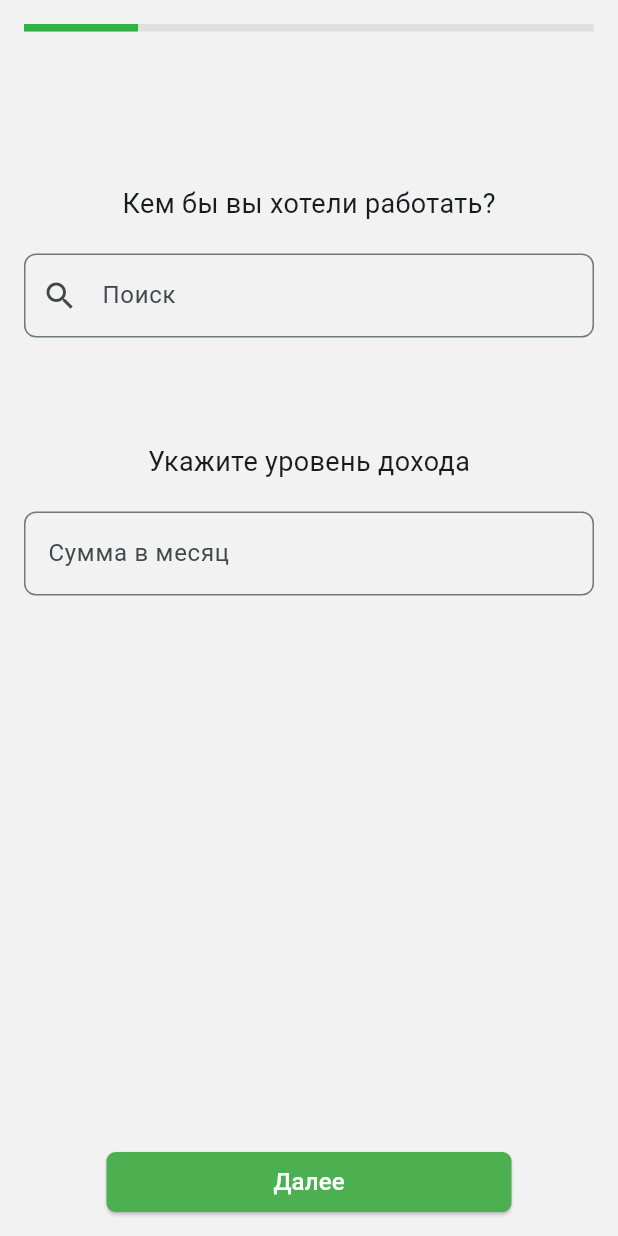
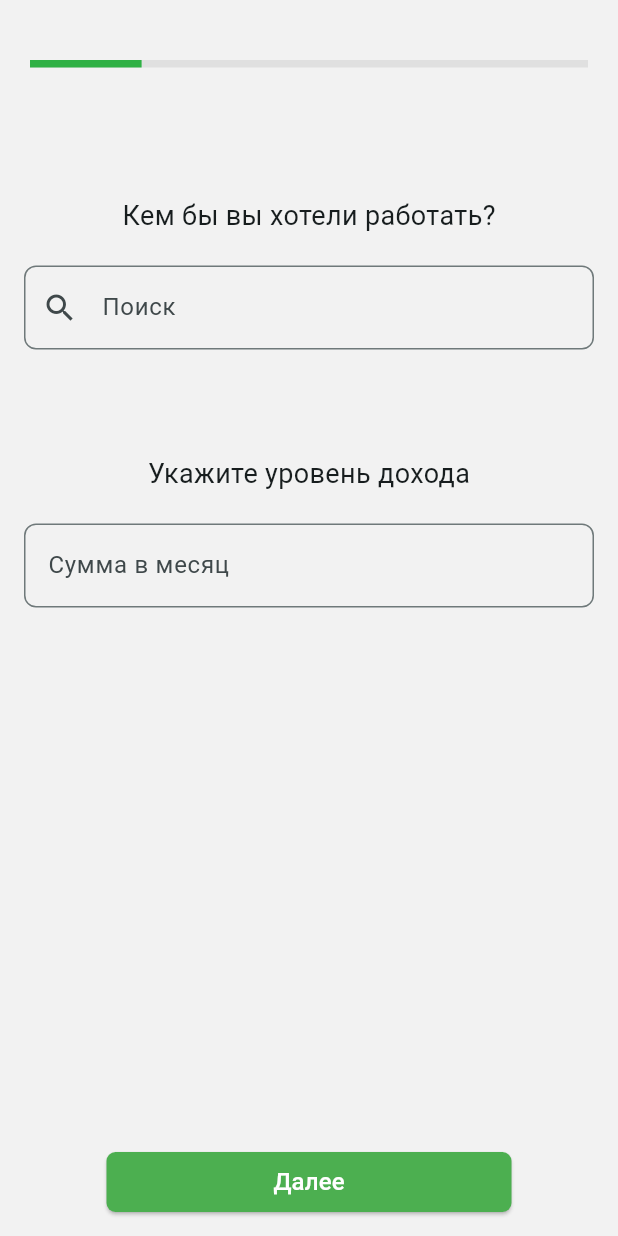
Before and after one commit to vanbyte02/JobEase, a Flutter app: the CreateVacancy screen opened directly, on a phone screen of 412 x 824 dp. Run offline on Flutter 3.47's test engine with Material 3 defaults, Android fonts, the phone set to English and light mode, and no system bars.

Commit message:
17.10.24

```diff
--- a/lib/Employee/CreateVacancy.dart
+++ b/lib/Employee/CreateVacancy/CreateVacancy.dart
@@ -1,4 +1,7 @@
 import 'package:flutter/material.dart';
+import 'package:jobease/Employee/CreateVacancy/Metro.dart';
+import 'package:jobease/Employee/CreateVacancy/Nationality.dart';
+import 'package:jobease/Employee/CreateVacancy/WorkPermit.dart';
 
 class CreateVacancy extends StatefulWidget {
   @override
@@ -21,6 +24,8 @@ class _CreateVacancyState extends State<CreateVacancy> {
         curve: Curves.easeInOut,
       );
     }
+    else if(_currentStep == 5){
+    }
   }
 
   double _getProgress() {
@@ -34,7 +39,8 @@ class _CreateVacancyState extends State<CreateVacancy> {
       body: Column(
         children: [
           Padding(
-            padding: const EdgeInsets.all(16),
+            padding: const EdgeInsets.only(top: 40, left: 20, right: 20),
+
             child: LinearProgressIndicator(
               value: _getProgress(),
               backgroundColor: Colors.grey[300],
@@ -55,7 +61,7 @@ class _CreateVacancyState extends State<CreateVacancy> {
                     crossAxisAlignment: CrossAxisAlignment.start,
                     children: [
                       const SizedBox(height: 70),
-                      Center(
+                      const Center(
                         child: Text(
                           "Кем бы вы хотели работать?",
                           style: TextStyle(fontSize: 18),
@@ -72,7 +78,7 @@ class _CreateVacancyState extends State<CreateVacancy> {
                         ),
                       ),
                       const SizedBox(height: 70),
-                      Center(
+                      const Center(
                         child: Text(
                           "Укажите уровень дохода",
                           style: TextStyle(fontSize: 18),
@@ -136,17 +142,27 @@ class _CreateVacancyState extends State<CreateVacancy> {
                       Row(
                         children: [
                           Radio(
-                            value: 'Мужской',
-                            groupValue: 'Пол',
-                            onChanged: (value) {},
-                          ),
+                              value: 'Мужской',
+                              groupValue: _selectedValue,
+                              onChanged: (value) {
+                                setState(() {
+                                  _selectedValue = value as String;
+                                  _selectedEducationLevel = value;
+                                });
+                              },
+                            ),
                           const Text('Мужской'),
                           const SizedBox(width: 10),
                           Radio(
-                            value: 'Женский',
-                            groupValue: 'Пол',
-                            onChanged: (value) {},
-                          ),
+                              value: 'Женский',
+                              groupValue: _selectedValue,
+                              onChanged: (value) {
+                                setState(() {
+                                  _selectedValue = value as String;
+                                  _selectedEducationLevel = value;
+                                });
+                              },
+                            ),
                           const Text('Женский'),
                         ],
                       ),
@@ -169,7 +185,7 @@ class _CreateVacancyState extends State<CreateVacancy> {
                         ),
                       ),
                       const SizedBox(height: 20),
-                      TextField(
+                      const TextField(
                         decoration: InputDecoration(
                           labelText: 'Город проживания',
                         ),
@@ -178,8 +194,17 @@ class _CreateVacancyState extends State<CreateVacancy> {
                       Row(
                         children: [
                           IconButton(
-                            icon: const Icon(Icons.control_point, size: 20),
-                            onPressed: () {},
+                            icon: const Icon(
+                              Icons.control_point,
+                              size: 20
+                              ),
+                            onPressed: () {
+                        Navigator.push(
+                          context,
+                          MaterialPageRoute(builder: (context) => Metro()
+                                ),
+                              );
+                            },
                           ),
                           const SizedBox(width: 5),
                           const Text('Добавить метро',
@@ -199,8 +224,17 @@ class _CreateVacancyState extends State<CreateVacancy> {
                       Row(
                         children: [
                           IconButton(
-                            icon: const Icon(Icons.control_point, size: 20),
-                            onPressed: () {},
+                            icon: const Icon(
+                              Icons.control_point,
+                              size: 20
+                              ),
+                            onPressed: () {
+                        Navigator.push(
+                          context,
+                          MaterialPageRoute(builder: (context) => Nationality()
+                                ),
+                              );
+                            },
                           ),
                           const SizedBox(width: 5),
                           const Text('Добавить гражданство',
@@ -208,7 +242,7 @@ class _CreateVacancyState extends State<CreateVacancy> {
                           ),
                         ],
                       ),
-                      Divider(
+                      const Divider(
                         color: Color.fromARGB(255, 88, 87, 91),
                         height: 5,
                         thickness: 1,
@@ -225,8 +259,17 @@ class _CreateVacancyState extends State<CreateVacancy> {
                       Row(
                         children: [
                           IconButton(
-                            icon: const Icon(Icons.control_point, size: 20),
-                            onPressed: () {},
+                            icon: const Icon(
+                              Icons.control_point,
+                            size: 20
+                            ),
+                            onPressed: () {
+                        Navigator.push(
+                          context,
+                          MaterialPageRoute(builder: (context) => WorkPermit()
+                                ),
+                              );
+                            },
                           ),
                           const SizedBox(width: 5),
                           const Text('Добавить разрешение',
@@ -234,7 +277,7 @@ class _CreateVacancyState extends State<CreateVacancy> {
                           ),
                         ],
                       ),
-                      Divider(
+                      const Divider(
                         color: Color.fromARGB(255, 88, 87, 91),
                         height: 5,
                         thickness: 1,
@@ -249,7 +292,7 @@ class _CreateVacancyState extends State<CreateVacancy> {
                   child: Column(
                     crossAxisAlignment: CrossAxisAlignment.start,
                     children: [
-                      Center(
+                      const Center(
                         child: Text(
                           "Уровень вашего образования",
                           style: TextStyle(
@@ -258,11 +301,11 @@ class _CreateVacancyState extends State<CreateVacancy> {
                           ),
                         ),
                       ),
-                      SizedBox(height: 20),
+                      const SizedBox(height: 10),
                       Column(
                         children: [
                           ListTile(
-                            title: Text('Среднее'),
+                            title: const Text('Среднее'),
                             leading: Radio(
                               value: 'Среднее',
                               groupValue: _selectedValue,
@@ -274,9 +317,8 @@ class _CreateVacancyState extends State<CreateVacancy> {
                               },
                             ),
                           ),
-                          SizedBox(height: 10),
                           ListTile(
-                            title: Text('Среднее специальное'),
+                            title: const Text('Среднее специальное'),
                             leading: Radio(
                               value: 'Среднее специальное',
                               groupValue: _selectedValue,
@@ -289,9 +331,8 @@ class _CreateVacancyState extends State<CreateVacancy> {
                               },
                             ),
                           ),
-                          SizedBox(height: 10),
                           ListTile(
-                            title: Text('Неоконченное высшее'),
+                            title: const Text('Неоконченное высшее'),
                             leading: Radio(
                               value: 'Неоконченное высшее',
                               groupValue: _selectedValue,
@@ -304,9 +345,8 @@ class _CreateVacancyState extends State<CreateVacancy> {
                               },
                             ),
                           ),
-                          SizedBox(height: 10),
                           ListTile(
-                            title: Text('Высшее'),
+                            title: const Text('Высшее'),
                             leading: Radio(
                               value: 'Высшее',
                               groupValue: _selectedValue,
@@ -319,9 +359,8 @@ class _CreateVacancyState extends State<CreateVacancy> {
                               },
                             ),
                           ),
-                          SizedBox(height: 10),
                           ListTile(
-                            title: Text('Бакалавр'),
+                            title: const Text('Бакалавр'),
                             leading: Radio(
                               value: 'Бакалавр',
                               groupValue: _selectedValue,
@@ -334,9 +373,8 @@ class _CreateVacancyState extends State<CreateVacancy> {
                               },
                             ),
                           ),
-                          SizedBox(height: 10),
                           ListTile(
-                            title: Text('Магистр'),
+                            title: const Text('Магистр'),
                             leading: Radio(
                               value: 'Магистр',
                               groupValue: _selectedValue,
@@ -349,9 +387,8 @@ class _CreateVacancyState extends State<CreateVacancy> {
                               },
                             ),
                           ),
-                          SizedBox(height: 10),
                           ListTile(
-                            title: Text('Кандидат наук'),
+                            title: const Text('Кандидат наук'),
                             leading: Radio(
                               value: 'Кандидат наук',
                               groupValue : _selectedValue,
@@ -364,9 +401,8 @@ class _CreateVacancyState extends State<CreateVacancy> {
                               },
                             ),
                           ),
-                          SizedBox(height: 10),
                           ListTile(
-                            title: Text('Доктор наук'),
+                            title: const Text('Доктор наук'),
                             leading: Radio(
                               value: 'Доктор наук',
                               groupValue: _selectedValue,
@@ -390,7 +426,7 @@ class _CreateVacancyState extends State<CreateVacancy> {
                   child: Column(
                     crossAxisAlignment: CrossAxisAlignment.start,
                     children: [
-                      Center(
+                      const Center(
                         child: Text(
                           "Где вы учились?",
                           style: TextStyle(
@@ -399,10 +435,21 @@ class _CreateVacancyState extends State<CreateVacancy> {
                           ),
                         ),
                       ),
-                      SizedBox(height: 20),
+                      const SizedBox(height: 20),
                       Column(
                         children: [
-
+                          Row(
+                        children: [
+                          IconButton(
+                            icon: const Icon(Icons.control_point, size: 20),
+                            onPressed: () {},
+                          ),
+                          const SizedBox(width: 5),
+                          const Text('Добавить учебное заведение',
+                            style: TextStyle(fontSize: 15),
+                          ),
+                        ],
+                      ),
                         ],
                       ),
                     ],
@@ -415,19 +462,30 @@ class _CreateVacancyState extends State<CreateVacancy> {
                   child: Column(
                     crossAxisAlignment: CrossAxisAlignment.start,
                     children: [
-                      Center(
+                      const Center(
                         child: Text(
-                          "Где вы учились?",
+                          "Опыт работы",
                           style: TextStyle(
                             fontSize: 20,
                             color: Color.fromARGB(255, 88, 87, 91),
                           ),
                         ),
                       ),
-                      SizedBox(height: 20),
+                      const SizedBox(height: 20),
                       Column(
                         children: [
-
+                          Row(
+                        children: [
+                          IconButton(
+                            icon: const Icon(Icons.control_point, size: 20),
+                            onPressed: () {},
+                          ),
+                          const SizedBox(width: 5),
+                          const Text('Добавить опыт работы',
+                            style: TextStyle(fontSize: 15),
+                          ),
+                        ],
+                      ),
                         ],
                       ),
                     ],
--- a/lib/Login/Registration.dart
+++ b/lib/Login/Registration.dart
@@ -33,7 +33,7 @@ class _RegistrationState extends State<Registration> {
                   'Регистрация',
                   style: TextStyle(
                     fontSize: 24,
-                    color:  Color.fromARGB(255, 88, 87, 91),
+                    color: Color.fromARGB(255, 88, 87, 91),
                     fontWeight: FontWeight.bold,
                   ),
                 ),
--- a/pubspec.yaml
+++ b/pubspec.yaml
@@ -35,6 +35,7 @@ dependencies:
   # The following adds the Cupertino Icons font to your application.
   # Use with the CupertinoIcons class for iOS style icons.
   cupertino_icons: ^1.0.6
+  http: ^0.13.5
 
 dev_dependencies:
   flutter_test:
```
Also changed, not shown: lib/Employee/CreateVacancy/Metro.dart (added, +154 -0 lines), lib/Employee/CreateVacancy/Nationality.dart (added, +33 -0 lines), lib/Employee/CreateVacancy/WorkPermit.dart (added, +33 -0 lines), lib/Employee/Employee.dart (+6 -13 lines), pubspec.lock.
